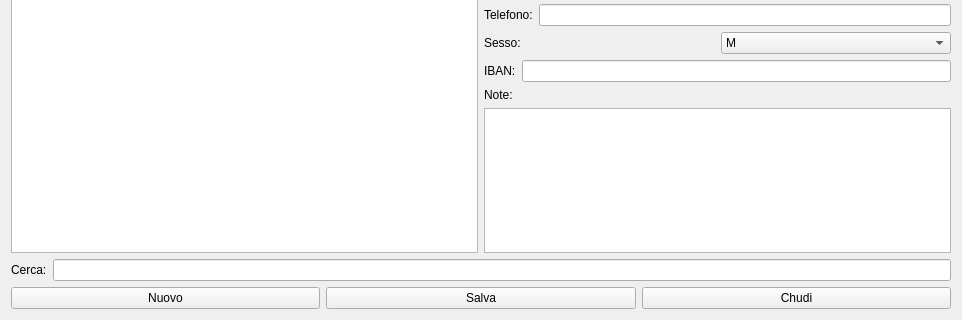
First picture: the form in cconti.ui, repository fblabs/cimiapp2, before the edit; both pictures show x 0 to 962 and y 470 to 790 of the 962 by 790 pixel window.
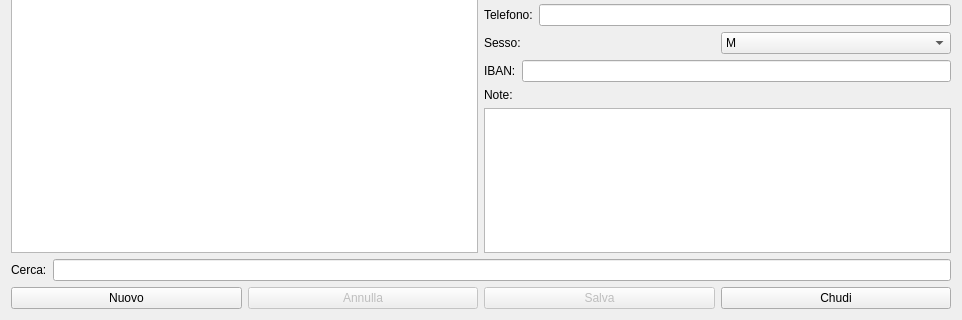
Second picture: the form after the edit. Icons and pictures are not drawn.

Diff of the .ui file:
```diff
--- a/cconti.ui
+++ b/cconti.ui
@@ -301,8 +301,31 @@
        </property>
       </widget>
      </item>
+     <item>
+      <widget class="QPushButton" name="pbAnnulla">
+       <property name="enabled">
+        <bool>false</bool>
+       </property>
+       <property name="text">
+        <string>Annulla</string>
+       </property>
+       <property name="icon">
+        <iconset resource="graphics.qrc">
+         <normaloff>:/Resources/Banned-Sign.PNG</normaloff>:/Resources/Banned-Sign.PNG</iconset>
+       </property>
+       <property name="iconSize">
+        <size>
+         <width>32</width>
+         <height>32</height>
+        </size>
+       </property>
+      </widget>
+     </item>
      <item>
       <widget class="QPushButton" name="pbSave">
+       <property name="enabled">
+        <bool>false</bool>
+       </property>
        <property name="text">
         <string>Salva</string>
        </property>
```
